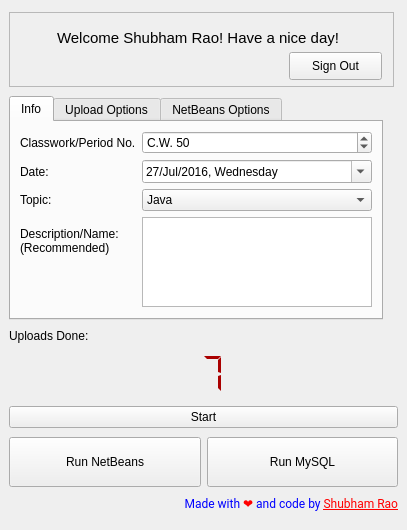
Before: the Qt Designer form src/Gui/mockup.ui in cshubhamrao/AUtDv2, drawn with Qt 5.
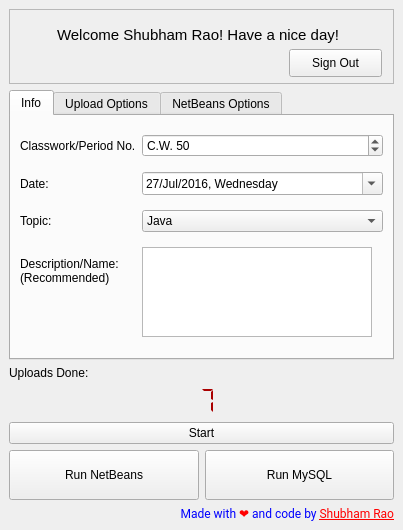
After: the same form once the commit is applied. Icons and pictures are not drawn.

The edit to the form file:
```diff
--- a/src/Gui/mockup.ui
+++ b/src/Gui/mockup.ui
@@ -7,7 +7,7 @@
    <rect>
     <x>0</x>
     <y>0</y>
-    <width>407</width>
+    <width>400</width>
     <height>530</height>
    </rect>
   </property>
@@ -19,23 +19,23 @@
   </property>
   <property name="maximumSize">
    <size>
-    <width>407</width>
-    <height>800</height>
+    <width>400</width>
+    <height>530</height>
    </size>
   </property>
   <property name="windowTitle">
    <string notr="true">Auto Upload to Drive</string>
   </property>
   <widget class="QWidget" name="main_widget">
+   <property name="sizePolicy">
+    <sizepolicy hsizetype="Fixed" vsizetype="Fixed">
+     <horstretch>0</horstretch>
+     <verstretch>0</verstretch>
+    </sizepolicy>
+   </property>
    <layout class="QVBoxLayout" name="layout_main">
     <item>
      <widget class="QFrame" name="frame_welcome">
-      <property name="sizePolicy">
-       <sizepolicy hsizetype="Fixed" vsizetype="Fixed">
-        <horstretch>0</horstretch>
-        <verstretch>0</verstretch>
-       </sizepolicy>
-      </property>
       <property name="minimumSize">
        <size>
         <width>385</width>
@@ -147,12 +147,6 @@
     </item>
     <item>
      <widget class="QTabWidget" name="frame_options">
-      <property name="sizePolicy">
-       <sizepolicy hsizetype="Fixed" vsizetype="Fixed">
-        <horstretch>0</horstretch>
-        <verstretch>0</verstretch>
-       </sizepolicy>
-      </property>
       <property name="currentIndex">
        <number>0</number>
       </property>
@@ -289,12 +283,6 @@
         </item>
         <item row="3" column="1">
          <widget class="QPlainTextEdit" name="txt_description">
-          <property name="sizePolicy">
-           <sizepolicy hsizetype="Fixed" vsizetype="Minimum">
-            <horstretch>0</horstretch>
-            <verstretch>0</verstretch>
-           </sizepolicy>
-          </property>
           <property name="minimumSize">
            <size>
             <width>230</width>
@@ -578,12 +566,6 @@
        </property>
        <item>
         <widget class="QPushButton" name="btn_nb">
-         <property name="sizePolicy">
-          <sizepolicy hsizetype="Minimum" vsizetype="MinimumExpanding">
-           <horstretch>0</horstretch>
-           <verstretch>0</verstretch>
-          </sizepolicy>
-         </property>
          <property name="minimumSize">
           <size>
            <width>50</width>
@@ -613,12 +595,6 @@
        </item>
        <item>
         <widget class="QPushButton" name="btn_mysql">
-         <property name="sizePolicy">
-          <sizepolicy hsizetype="Minimum" vsizetype="MinimumExpanding">
-           <horstretch>0</horstretch>
-           <verstretch>0</verstretch>
-          </sizepolicy>
-         </property>
          <property name="minimumSize">
           <size>
            <width>50</width>
```
